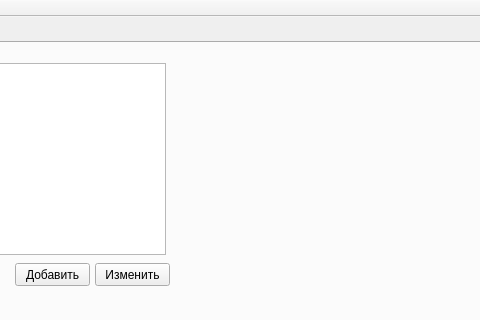
vohulg/newimapgui, file imapgui.ui: the form before one commit; both pictures show x 557 to 1037 and y 0 to 320 of the 1124 by 712 pixel window.
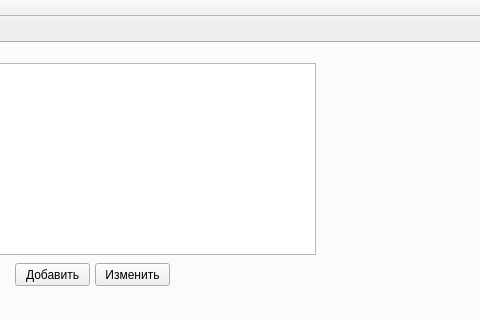
The form after the commit.

The edit to the form file:
```diff
--- a/imapgui.ui
+++ b/imapgui.ui
@@ -38,7 +38,7 @@
        <rect>
         <x>20</x>
         <y>20</y>
-        <width>701</width>
+        <width>851</width>
         <height>192</height>
        </rect>
       </property>
```
